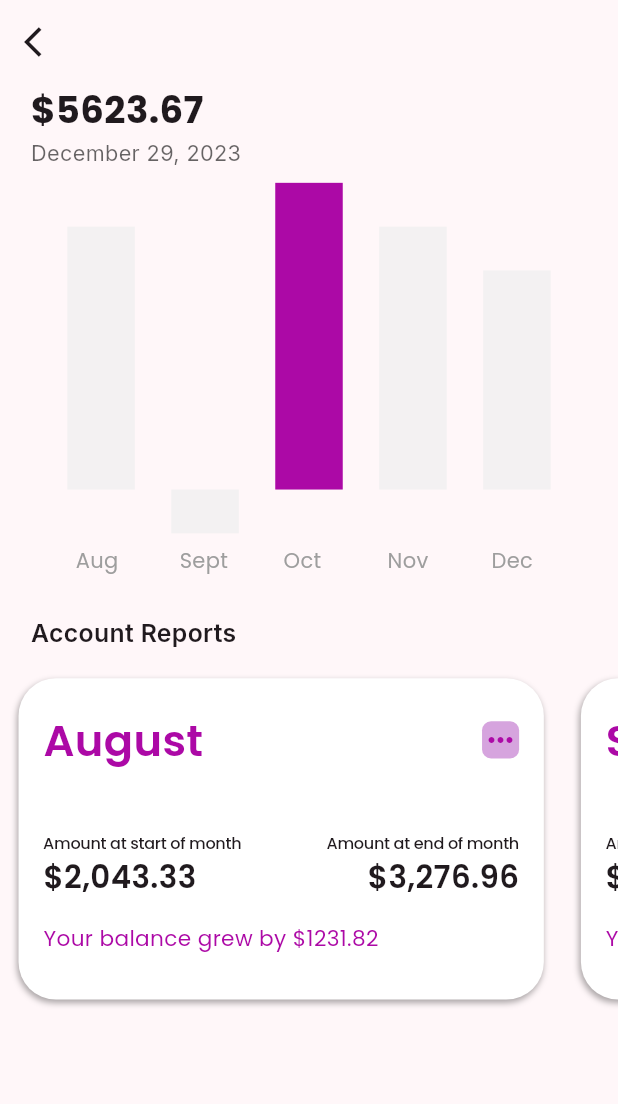
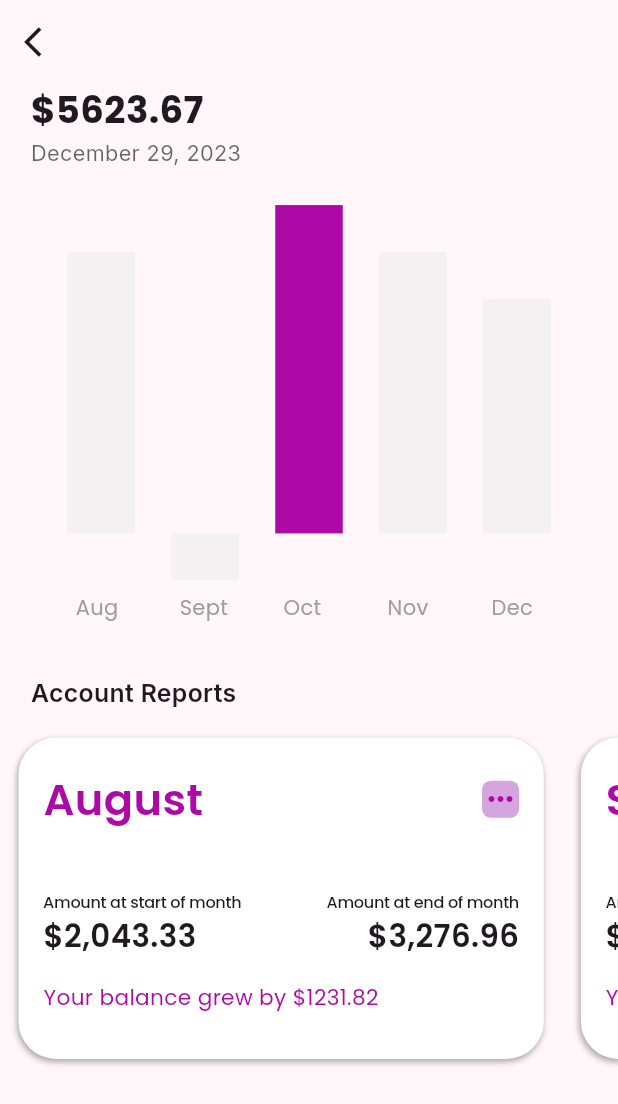
Before and after one commit to ebuka-c/bulloak-finance-mgt2, a Flutter app: the AccBal screen opened directly, on a phone screen of 412 x 824 dp. Shown: the top 1104 px of the screen. Run offline on Flutter 3.47's test engine with Material 3 defaults, Android fonts, the phone set to English and light mode, and no system bars; drawn by our look-alikes of fl_chart; our stand-ins replace flutter_advanced_drawer, get, google_fonts, google_nav_bar, iconsax, pin_code_fields.

Commit message:
changes in history

```diff
--- a/lib/screens/history_nav/history/history.dart
+++ b/lib/screens/history_nav/history/history.dart
@@ -132,7 +132,7 @@ class _HistoryState extends State<History> with SingleTickerProviderStateMixin {
             SingleChildScrollView(
               child: Container(
                 width: w,
-                height: h * 0.448,
+                height: h * 0.5,
                 decoration: BoxDecoration(
                   color: AppColors.secondaryColor.withOpacity(0.1),
                   borderRadius: const BorderRadius.only(
--- a/lib/screens/history_nav/history/history_nav.dart
+++ b/lib/screens/history_nav/history/history_nav.dart
@@ -1,12 +1,12 @@
 import 'package:bulloak_fin_mgt_fin_mgt/colors.dart';
 import 'package:bulloak_fin_mgt_fin_mgt/screens/history_nav/history/history.dart';
 import 'package:bulloak_fin_mgt_fin_mgt/screens/history_nav/other_screens/acc_balance.dart';
-import 'package:bulloak_fin_mgt_fin_mgt/screens/transactions/transactionhistory.dart';
 import 'package:flutter/material.dart';
 import 'package:google_nav_bar/google_nav_bar.dart';
 import 'package:iconsax/iconsax.dart';
 
 import '../../nav_screens/wallet.dart';
+import '../other_screens/transactionhistory.dart';
 
 class HistoryNav extends StatefulWidget {
   const HistoryNav({super.key});
--- a/lib/screens/history_nav/other_screens/acc_balance.dart
+++ b/lib/screens/history_nav/other_screens/acc_balance.dart
@@ -50,9 +50,9 @@ class _AccBalState extends State<AccBal> {
                           fontSize: w * 0.035,
                           color: Colors.black.withOpacity(0.6)),
                     ),
-                    SizedBox(height: h * 0.012),
+                    SizedBox(height: h * 0.03),
                     SizedBox(
-                      height: h * 0.32,
+                      height: h * 0.34,
                       width: w,
                       child: BarChart(BarChartData(
                           gridData: FlGridData(show: false),
@@ -122,7 +122,7 @@ class _AccBalState extends State<AccBal> {
                             ]),
                           ])),
                     ),
-                    SizedBox(height: h * 0.03),
+                    SizedBox(height: h * 0.04),
                     Text(
                       'Account Reports',
                       style: GoogleFonts.inter(
--- a/lib/screens/transactions/transactionhistory.dart
+++ b/lib/screens/history_nav/other_screens/transactionhistory.dart
@@ -133,7 +133,7 @@ class _TransactionHistoryState extends State<TransactionHistory> {
                       children: <TextSpan>[
                     const TextSpan(text: 'In: '),
                     TextSpan(
-                        text: 'N675,777,768.00',
+                        text: 'N675,777,768.05',
                         style: GoogleFonts.poppins(
                             color: Colors.black.withOpacity(0.4))),
                   ])),
@@ -146,7 +146,7 @@ class _TransactionHistoryState extends State<TransactionHistory> {
                       children: <TextSpan>[
                     const TextSpan(text: 'Out: '),
                     TextSpan(
-                        text: 'N453,765.88',
+                        text: 'N453,765.87',
                         style: GoogleFonts.poppins(
                             color: Colors.black.withOpacity(0.4))),
                   ])),
--- a/lib/widgets/maindrawer.dart
+++ b/lib/widgets/maindrawer.dart
@@ -6,7 +6,6 @@ import 'package:iconsax/iconsax.dart';
 
 import '../screens/investment/inv_packages.dart';
 import '../screens/transactions/deposit.dart';
-import '../screens/transactions/transactionhistory.dart';
 import '../screens/transactions/withdraw.dart';
 
 class MainDrawer extends StatelessWidget {
--- a/pubspec.yaml
+++ b/pubspec.yaml
@@ -44,7 +44,7 @@ dependencies:
   pattern_formatter: ^3.0.0
   align_positioned: ^3.0.0
   flutter_advanced_drawer: ^1.3.5
-  fl_chart: ^0.60.0
+  fl_chart: ^0.64.0
   flutter_credit_card: ^4.0.1
   google_nav_bar: ^5.0.6
 
@@ -57,7 +57,7 @@ dev_dependencies:
   # activated in the `analysis_options.yaml` file located at the root of your
   # package. See that file for information about deactivating specific lint
   # rules and activating additional ones.
-  flutter_lints: ^2.0.0
+  flutter_lints: ^3.0.1
 
 # For information on the generic Dart part of this file, see the
 # following page: https://dart.dev/tools/pub/pubspec
```
Also changed, not shown: lib/services/api_endpoints.dart (added, +9 -0 lines), pubspec.lock.
